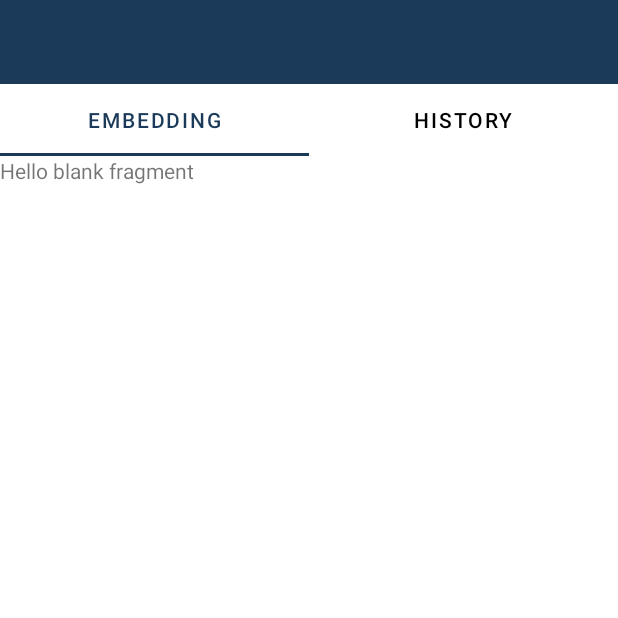
After one commit to gentaprima/stegano-app, an Android app: the Embedding screen opened directly, with no data from a screen before it, on a phone screen of 412 x 824 dp, the top half of it. The commit adds this screen. Run offline under Robolectric (Android 15) with nearby library versions, the phone set to English and light mode, and no system bars; libraries missing offline, so code that uses them is left out: com.google.android.material.

Commit message:
embedding ui

```diff
--- a/app/build.gradle
+++ b/app/build.gradle
@@ -47,6 +47,7 @@ dependencies {
     implementation 'androidx.appcompat:appcompat:1.3.1'
     implementation 'com.google.android.material:material:1.4.0'
     implementation 'androidx.constraintlayout:constraintlayout:2.1.1'
+    implementation 'androidx.legacy:legacy-support-v4:1.0.0'
     testImplementation 'junit:junit:4.+'
     androidTestImplementation 'androidx.test.ext:junit:1.1.3'
     androidTestImplementation 'androidx.test.espresso:espresso-core:3.4.0'
--- a/app/src/main/java/com/example/steganoapp/network/api/ApiClient.java
+++ b/app/src/main/java/com/example/steganoapp/network/api/ApiClient.java
@@ -8,7 +8,7 @@ public class ApiClient {
 
     public  static  Retrofit getClient(){
         if(retrofit == null){
-            retrofit = new Retrofit.Builder().baseUrl("http://192.168.0.4/steganografi-api/")
+            retrofit = new Retrofit.Builder().baseUrl("http://192.168.0.5/steganografi/")
                     .addConverterFactory(GsonConverterFactory.create())
                     .build();
         }
--- /dev/null
+++ b/app/src/main/java/com/example/steganoapp/ui/Embedding.java
@@ -0,0 +1,32 @@
+package com.example.steganoapp.ui;
+
+import androidx.appcompat.app.AppCompatActivity;
+import androidx.viewpager.widget.ViewPager;
+
+import com.example.steganoapp.ui.component.TabViewPager;
+import  com.google.android.material.tabs.TabLayout;
+import android.os.Bundle;
+
+import com.example.steganoapp.R;
+
+public class Embedding extends AppCompatActivity {
+
+    ViewPager viewPager;
+    TabLayout tabLayout;
+    @Override
+    protected void onCreate(Bundle savedInstanceState) {
+        super.onCreate(savedInstanceState);
+        setContentView(R.layout.activity_embedding);
+        viewPager = findViewById(R.id.viewPager);
+        tabLayout = findViewById(R.id.tabLayout);
+
+        tabLayout.addTab(tabLayout.newTab().setText("Embedding"));
+        tabLayout.addTab(tabLayout.newTab().setText("History"));
+
+        tabLayout.setTabGravity(TabLayout.GRAVITY_FILL);
+        final TabViewPager tabViewPager = new TabViewPager(getSupportFragmentManager(),this);
+        viewPager.setAdapter(tabViewPager);
+        tabLayout.setupWithViewPager(viewPager);
+
+    }
+}
--- /dev/null
+++ b/app/src/main/java/com/example/steganoapp/ui/component/TabViewPager.java
@@ -0,0 +1,65 @@
+package com.example.steganoapp.ui.component;
+
+import android.content.Context;
+import android.view.LayoutInflater;
+import android.view.View;
+import android.view.ViewGroup;
+import android.widget.Button;
+import android.widget.LinearLayout;
+import android.widget.Toast;
+
+import androidx.annotation.NonNull;
+
+import androidx.annotation.Nullable;
+import androidx.fragment.app.Fragment;
+import androidx.fragment.app.FragmentManager;
+import androidx.fragment.app.FragmentPagerAdapter;
+import androidx.viewpager.widget.PagerAdapter;
+
+import com.example.steganoapp.ui.menu.EmbeddingMenu;
+import com.example.steganoapp.ui.menu.HistoryMenu;
+
+
+public class TabViewPager extends FragmentPagerAdapter {
+
+    private Context context;
+    private String title[]= {"Embedding","History"};
+
+    public TabViewPager(@NonNull FragmentManager fm,Context context) {
+        super(fm);
+        this.context = context;
+    }
+
+    @Override
+    public void destroyItem(@NonNull ViewGroup container, int position, @NonNull Object object) {
+        container.removeViewAt(position);
+    }
+
+    @Nullable
+    @Override
+    public CharSequence getPageTitle(int position) {
+        return title[position];
+    }
+
+    @NonNull
+    @Override
+    public Fragment getItem(int position) {
+        Fragment fragment =null;
+        switch (position) {
+            case 0:
+                fragment = Fragment.instantiate(context, EmbeddingMenu.class.getName());
+                break;
+            case 1:
+                fragment = Fragment.instantiate(context, HistoryMenu.class.getName());
+                break;
+            default:
+                fragment = Fragment.instantiate(context, EmbeddingMenu.class.getName());
+        }
+        return fragment;
+    }
+
+    @Override
+    public int getCount() {
+        return 2;
+    }
+}
--- /dev/null
+++ b/app/src/main/java/com/example/steganoapp/ui/menu/EmbeddingMenu.java
@@ -0,0 +1,23 @@
+package com.example.steganoapp.ui.menu;
+
+import android.os.Bundle;
+
+import androidx.fragment.app.Fragment;
+
+import android.view.LayoutInflater;
+import android.view.View;
+import android.view.ViewGroup;
+
+import com.example.steganoapp.R;
+
+
+public class EmbeddingMenu extends Fragment {
+
+
+    @Override
+    public View onCreateView(LayoutInflater inflater, ViewGroup container,
+                             Bundle savedInstanceState) {
+        // Inflate the layout for this fragment
+        return inflater.inflate(R.layout.fragment_embedding_menu, container, false);
+    }
+}
--- /dev/null
+++ b/app/src/main/java/com/example/steganoapp/ui/menu/HistoryMenu.java
@@ -0,0 +1,21 @@
+package com.example.steganoapp.ui.menu;
+
+import android.os.Bundle;
+
+import androidx.fragment.app.Fragment;
+
+import android.view.LayoutInflater;
+import android.view.View;
+import android.view.ViewGroup;
+
+import com.example.steganoapp.R;
+
+public class HistoryMenu extends Fragment {
+
+    @Override
+    public View onCreateView(LayoutInflater inflater, ViewGroup container,
+                             Bundle savedInstanceState) {
+        // Inflate the layout for this fragment
+        return inflater.inflate(R.layout.fragment_history_menu, container, false);
+    }
+}
--- a/app/src/main/java/com/example/steganoapp/ui/users/LoginViewModel.java
+++ b/app/src/main/java/com/example/steganoapp/ui/users/LoginViewModel.java
@@ -16,6 +16,7 @@ public class LoginViewModel extends ViewModel {
 
     public void setLogin(String number,String password){
         userEntityLiveData =loginRepository.getResponseLogin(number,password);
+
     }
 
     public LiveData<ResponseLogin> getUserEntityLiveData(){
--- /dev/null
+++ b/app/src/main/res/layout/activity_embedding.xml
@@ -0,0 +1,23 @@
+<?xml version="1.0" encoding="utf-8"?>
+<LinearLayout xmlns:android="http://schemas.android.com/apk/res/android"
+    xmlns:app="http://schemas.android.com/apk/res-auto"
+    xmlns:tools="http://schemas.android.com/tools"
+    android:layout_width="match_parent"
+    android:layout_height="match_parent"
+    tools:context=".ui.Embedding"
+    android:orientation="vertical">
+    <include layout="@layout/app_bar" android:layout_width="match_parent" android:layout_height="wrap_content"/>
+
+    <com.google.android.material.tabs.TabLayout
+        android:layout_width="match_parent"
+        app:tabSelectedTextColor="@color/colorPrimary"
+        app:tabIndicatorColor="@color/colorPrimary"
+        app:tabTextColor="@color/black"
+        android:id="@+id/tabLayout"
+        android:layout_height="wrap_content"/>
+    <androidx.viewpager.widget.ViewPager
+        android:id="@+id/viewPager"
+        android:layout_width="355dp"
+        android:layout_height="455dp"
+        tools:layout_editor_absoluteX="8dp" />
+</LinearLayout>
--- /dev/null
+++ b/app/src/main/res/layout/app_bar.xml
@@ -0,0 +1,8 @@
+<?xml version="1.0" encoding="utf-8"?>
+<androidx.appcompat.widget.Toolbar xmlns:android="http://schemas.android.com/apk/res/android"
+    android:layout_width="match_parent"
+    android:id="@+id/appBar"
+    android:background="@color/colorPrimary"
+    android:layout_height="match_parent">
+
+</androidx.appcompat.widget.Toolbar>
--- /dev/null
+++ b/app/src/main/res/layout/fragment_embedding_menu.xml
@@ -0,0 +1,14 @@
+<?xml version="1.0" encoding="utf-8"?>
+<FrameLayout xmlns:android="http://schemas.android.com/apk/res/android"
+    xmlns:tools="http://schemas.android.com/tools"
+    android:layout_width="match_parent"
+    android:layout_height="match_parent"
+    tools:context=".ui.menu.EmbeddingMenu">
+
+    <!-- TODO: Update blank fragment layout -->
+    <TextView
+        android:layout_width="match_parent"
+        android:layout_height="match_parent"
+        android:text="@string/hello_blank_fragment" />
+
+</FrameLayout>
--- a/app/src/main/res/values/strings.xml
+++ b/app/src/main/res/values/strings.xml
@@ -2,4 +2,9 @@
     <string name="app_name">SteganoApp</string>
     <string name="welcome">Welcome</string>
     <string name="silahkan_tunggu">Silahkan Tunggu ...</string>
+    <string name="embed">embed</string>
+    <string name="extrack">extrack</string>
+    <string name="logout">logout</string>
+    <!-- TODO: Remove or change this placeholder text -->
+    <string name="hello_blank_fragment">Hello blank fragment</string>
 </resources>
--- a/app/src/main/res/xml/network_config.xml
+++ b/app/src/main/res/xml/network_config.xml
@@ -1,6 +1,6 @@
 <?xml version="1.0" encoding="utf-8"?>
 <network-security-config>
     <domain-config cleartextTrafficPermitted="true">
-        <domain includeSubdomains="true">192.168.0.4</domain>
+        <domain includeSubdomains="true">192.168.0.5</domain>
     </domain-config>
 </network-security-config>
```
Also changed, not shown: app/src/main/AndroidManifest.xml (+11 -8 lines), app/src/main/java/com/example/steganoapp/ui/HomeActivity.java (+22 -4 lines), app/src/main/res/drawable/ic_logout.xml (added, +24 -0 lines), app/src/main/res/layout/activity_home.xml (+8 -4 lines), app/src/main/res/layout/fragment_history_menu.xml (added, +14 -0 lines).
